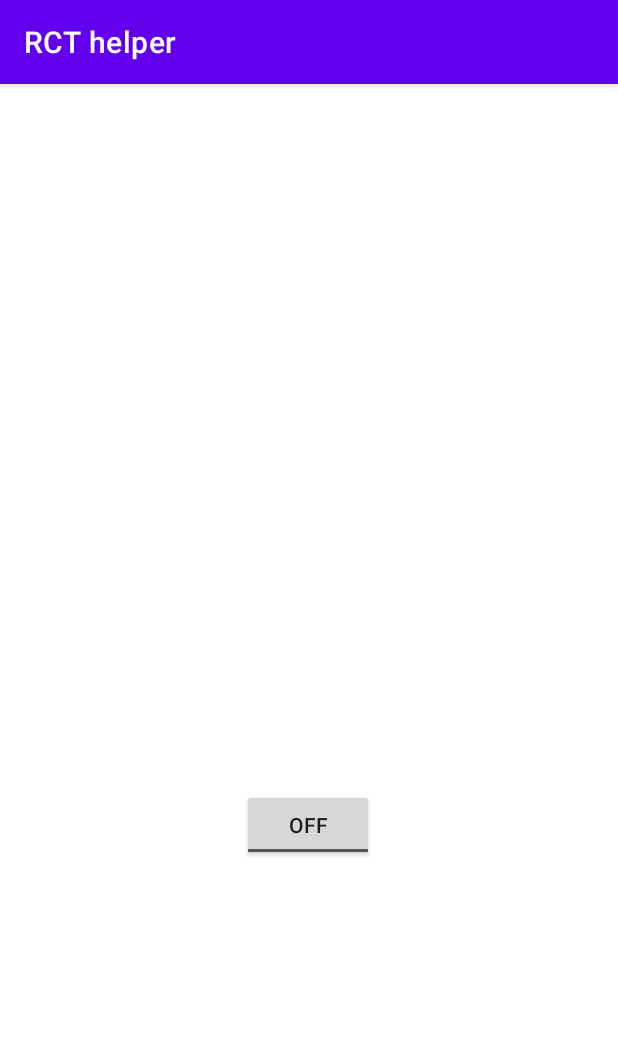
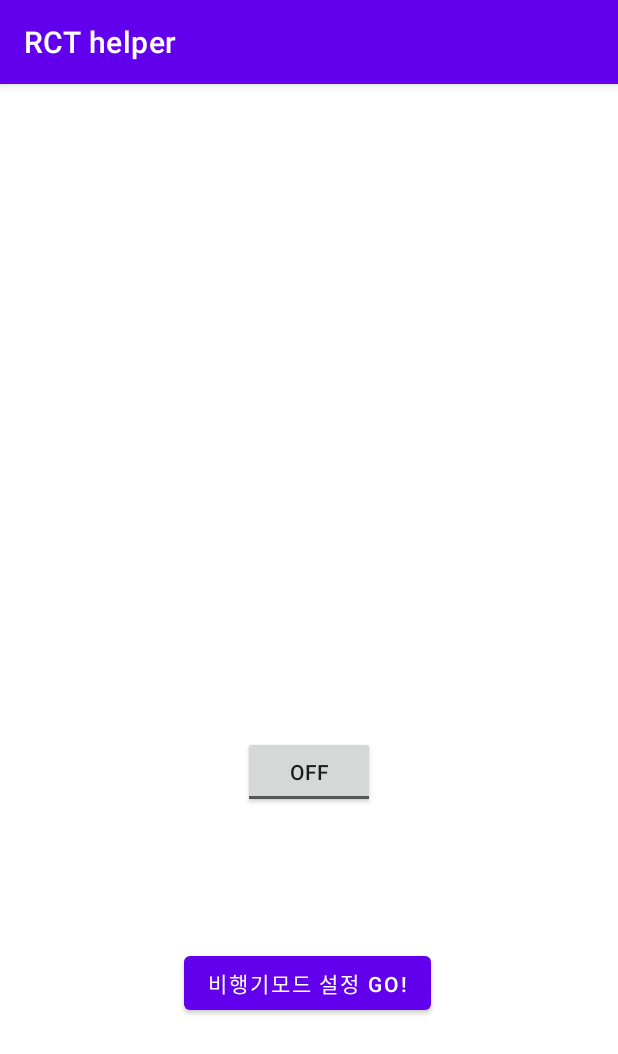
Before and after one commit to chanwowow/AndroidStudy, an Android app: the FlightToggle screen opened directly, with no data from a screen before it, on a phone screen of 412 x 824 dp. Shown: the top 1054 px of the screen. Run offline under Robolectric (Android 15) with nearby library versions, the phone set to English and light mode, and no system bars.

Commit message:
service class adding

```diff
--- a/RFTestassistapp/app/src/main/java/com/example/rcthelper/FlightToggle.kt
+++ b/RFTestassistapp/app/src/main/java/com/example/rcthelper/FlightToggle.kt
@@ -10,7 +10,6 @@ import android.os.Bundle
 import android.content.Intent
 import android.net.Uri
 import android.view.View
-import android.widget.TextView
 import android.os.PersistableBundle
 import android.provider.Telephony
 import android.telephony.ServiceState
@@ -20,38 +19,44 @@ import android.telephony.TelephonyCallback.ImsCallDisconnectCauseListener
 import android.telephony.TelephonyCallback.ServiceStateListener
 import android.telephony.TelephonyManager
 import android.telephony.ims.ImsReasonInfo
-import android.util.Log
-import android.widget.Button
-import android.widget.Toast
-import android.widget.ToggleButton
+import android.widget.*
 import androidx.annotation.RequiresApi
+import androidx.core.content.ContextCompat
 import kotlinx.coroutines.delay
 
 
 class FlightToggle : AppCompatActivity() {
 
-    private lateinit var printOnScreen: TextView
-    private lateinit var telephonyManager: TelephonyManager
-
-    //private var outOfServiceTime: Long?=null
+   // private lateinit var printOnScreen: TextView
 
     @SuppressLint("MissingInflatedId")
     override fun onCreate(savedInstanceState: Bundle?) {
         super.onCreate(savedInstanceState)
         setContentView(R.layout.activity_flight_toggle)
 
-        printOnScreen=findViewById(R.id.text_network)
+
+        //printOnScreen=findViewById(R.id.text_network)
 
 
         val checkInterval = intent.getIntExtra("value", 0) // Main Acticity에서 체크간격 받음
 
-        // Get the TelephonyManager
-        telephonyManager = getSystemService(Context.TELEPHONY_SERVICE) as TelephonyManager
-        registerTelephonyCallback(telephonyManager)
+        val serviceIntent= Intent(this, ForegroundService::class.java)
+        // 서비스 시작 버튼
+        val toggleServiceButton = findViewById<ToggleButton>(R.id.serviceButton)
+        toggleServiceButton.setOnCheckedChangeListener { _, isChecked ->
+            if(isChecked){
+                ContextCompat.startForegroundService(this,serviceIntent)
+                Toast.makeText(this,"Service start...",Toast.LENGTH_SHORT).show()
+            }else{
+                // close는 어케하지???
+                Toast.makeText(this,"Service End!",Toast.LENGTH_SHORT).show()
+            }
+
+        }
 
         // #2#  비행기모드 토글버튼
-        val toggleAirplaneModeButton =findViewById<ToggleButton>(R.id.toggleButton)
-        toggleAirplaneModeButton.setOnClickListener{
+        val setAirplaneModeButton =findViewById<Button>(R.id.flightButton)
+        setAirplaneModeButton.setOnClickListener{
             toggleAirplaneMode()
         }
 
@@ -59,72 +64,15 @@ class FlightToggle : AppCompatActivity() {
 
     // 아래 코드 reuse 가능하게 바꿔야할듯
 
-
-
-    private fun registerTelephonyCallback(telephonyManager: TelephonyManager){
-        telephonyManager.registerTelephonyCallback(
-            mainExecutor,
-            object : TelephonyCallback(), ServiceStateListener {
-                override fun onServiceStateChanged(serviceState: ServiceState) {
-                    when (serviceState.state) {
-                        ServiceState.STATE_IN_SERVICE->{
-                            printOnScreen.text = "서비스 중 ..."
-                            //outOfServiceTime=null
-                        }
-                        ServiceState.STATE_OUT_OF_SERVICE->{
-                            printOnScreen.text = "OUT OF SERVICE XXXX"
-                        }
-                        ServiceState.STATE_EMERGENCY_ONLY->{
-                            printOnScreen.text = "EMERGENCY ONLY"
-                            //outOfServiceTime=null
-                        }
-                    }
-                }
-            })
-
-    }
-
-    // #1. 텔레포니 onDataConnectionStateChanged 버전
-//    private fun registerTelephonyCallback(telephonyManager: TelephonyManager){
-//        telephonyManager.registerTelephonyCallback(
-//            mainExecutor,
-//            object : TelephonyCallback(), DataConnectionStateListener {
-//                override fun onDataConnectionStateChanged(state: Int, networkType: Int) {
-//                    printOnScreen.text ="########@@!@@"
-//
-//                    when (state) {
-//                        TelephonyManager.DATA_CONNECTED -> {
-//                            printOnScreen.text ="Connected"
-//                        }
-//                        TelephonyManager.DATA_DISCONNECTED -> {
-//                            printOnScreen.text ="Disconnected"
-//                        }
-//                        TelephonyManager.DATA_SUSPENDED -> {
-//                            printOnScreen.text ="Suspended"
-//                        }
-//                        TelephonyManager.DATA_UNKNOWN -> {
-//                            printOnScreen.text ="Unknown"
-//                        }
-//                        TelephonyManager.DATA_CONNECTING -> {
-//                            printOnScreen.text ="CONNECTING"
-//                        }
-//                        TelephonyManager.DATA_DISCONNECTING -> {
-//                            printOnScreen.text ="DISCONNECTING"
-//                        }
-//                        TelephonyManager.DATA_HANDOVER_IN_PROGRESS-> {
-//                            printOnScreen.text ="HANDOVER! "
-//                        }
-//                    }
-//                }
-//            })
-//
-//    }
-
     ///#2# 비행기토글. API17 이후로 막혔다. 간접방법 써야한다!
     private fun toggleAirplaneMode() {
         val settingsPanelIntent = Intent(Settings.ACTION_AIRPLANE_MODE_SETTINGS)
         startActivityForResult(settingsPanelIntent, 0)
     }
 
+    override fun onDestroy() {
+        super.onDestroy()
+
+    }
 
 }
--- a/RFTestassistapp/app/src/main/res/layout/activity_flight_toggle.xml
+++ b/RFTestassistapp/app/src/main/res/layout/activity_flight_toggle.xml
@@ -16,15 +16,26 @@
         app:layout_constraintTop_toTopOf="parent" />
 
     <ToggleButton
-        android:id="@+id/toggleButton"
+        android:id="@+id/serviceButton"
         android:layout_width="wrap_content"
         android:layout_height="wrap_content"
-        android:text="비행기모두우우"
+        android:text="서비스 start"
         app:layout_constraintBottom_toBottomOf="parent"
         app:layout_constraintEnd_toEndOf="parent"
-        app:layout_constraintHorizontal_bias="0.498"
         app:layout_constraintStart_toStartOf="parent"
         app:layout_constraintTop_toTopOf="parent"
-        app:layout_constraintVertical_bias="0.653" />
+        app:layout_constraintVertical_bias="0.604" />
+
+    <Button
+        android:id="@+id/flightButton"
+        android:layout_width="wrap_content"
+        android:layout_height="wrap_content"
+        android:text="비행기모드 설정 GO!"
+        app:layout_constraintBottom_toBottomOf="parent"
+        app:layout_constraintEnd_toEndOf="parent"
+        app:layout_constraintHorizontal_bias="0.497"
+        app:layout_constraintStart_toStartOf="parent"
+        app:layout_constraintTop_toTopOf="parent"
+        app:layout_constraintVertical_bias="0.799" />
 
 </androidx.constraintlayout.widget.ConstraintLayout>
```
Also changed, not shown: RFTestassistapp/app/src/main/AndroidManifest.xml (+11 -4 lines), RFTestassistapp/app/src/main/java/com/example/rcthelper/ForegroundService.kt (added, +97 -0 lines).
